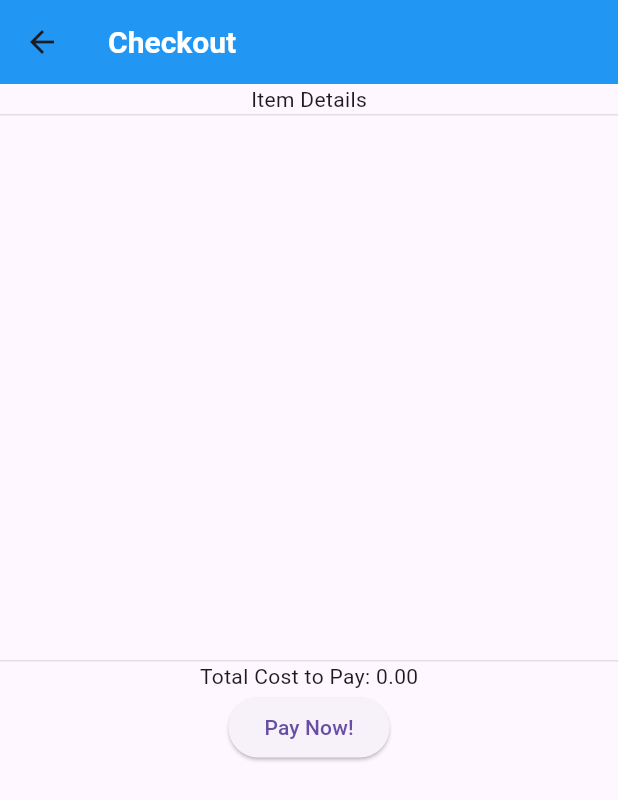
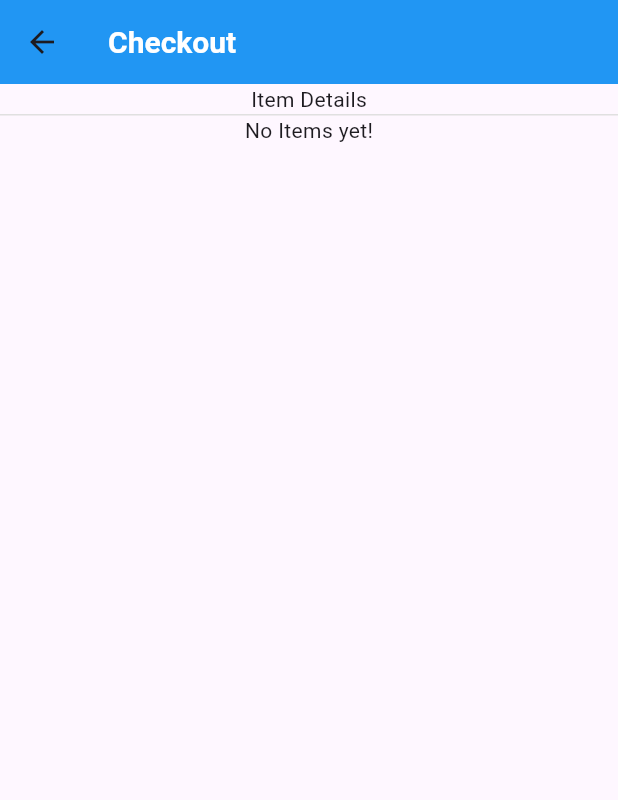
Before and after one commit to okkinn/exer-6-state-management-okkinn, a Flutter app: the Checkout screen opened by its route, on a phone screen of 412 x 824 dp. Shown: the top 800 px of the screen. Run offline on Flutter 3.47's test engine with Material 3 defaults, Android fonts, the light colour scheme and no system bars.

Commit message:
fix: checkout when there are no items in cart

```diff
--- a/decastro_exer6/lib/screen/Checkout.dart
+++ b/decastro_exer6/lib/screen/Checkout.dart
@@ -9,13 +9,19 @@ class Checkout extends StatelessWidget {
 
   @override
     Widget build(BuildContext context) {
+      List<Item> products = context.watch<ShoppingCart>().cart;
       return Scaffold(
         appBar: AppBar(title: const Text("Checkout")),
-        body: Column(
+        body: products.isEmpty ? Column(children: [
+          const Text("Item Details"),
+          Divider(height: 1, color: Colors.grey[300]),
+          const Text('No Items yet!')
+        ])
+        : Column(
           children: [
             const Text("Item Details"),
             Divider(height: 1, color: Colors.grey[300]),
-            getCheckoutItems(context),
+            getCheckoutItems(products),
             Divider(height: 1, color: Colors.grey[300]),
             computeCost(),
             Flexible(
@@ -36,9 +42,7 @@ class Checkout extends StatelessWidget {
       );
     }
 
-    Widget getCheckoutItems(BuildContext context) {
-      List<Item> products = context.watch<ShoppingCart>().cart;
-      String productname = "";
+    Widget getCheckoutItems(List<Item> products) {
       return Expanded(
                 child: Column(
                 children: [
```
